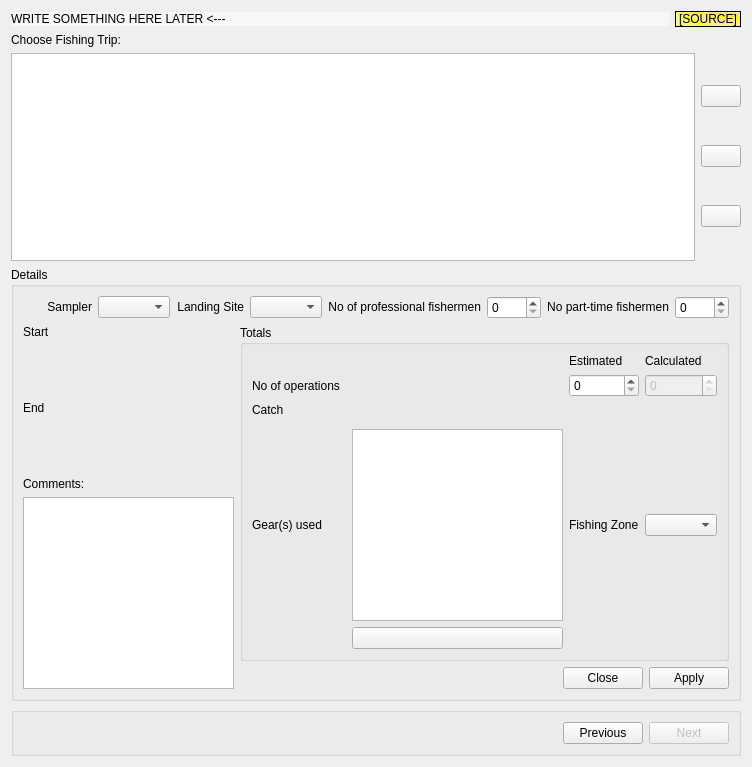
The window that app_new/frmtrip.ui (doublebyte1/app_solution) describes before a commit, drawn with Qt 5.
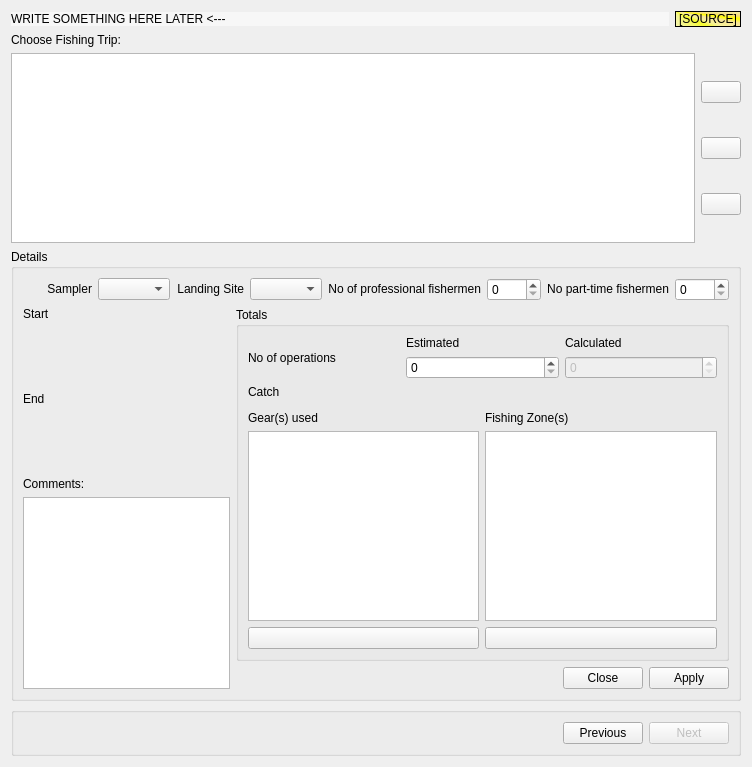
The same window after the commit. Icons and pictures are not drawn. Custom widgets are drawn as their Qt base class.

Commit message: - Added support for selecting multiple fishing zones on a trip

Patch:
```diff
--- a/app_new/frmtrip.ui
+++ b/app_new/frmtrip.ui
@@ -192,8 +192,8 @@
      <property name="title">
       <string>Details</string>
      </property>
-     <layout class="QVBoxLayout" name="verticalLayout_3">
-      <item>
+     <layout class="QGridLayout" name="gridLayout">
+      <item row="0" column="0" colspan="2">
        <layout class="QHBoxLayout" name="horizontalLayout_11">
         <item>
          <widget class="QLabel" name="label_6">
@@ -337,9 +337,7 @@
         </item>
        </layout>
       </item>
-      <item>
-       <layout class="QHBoxLayout" name="horizontalLayout">
-        <item>
+      <item row="1" column="0">
          <layout class="QVBoxLayout" name="verticalLayout">
           <item>
            <widget class="QLabel" name="label_14">
@@ -433,8 +431,8 @@
           </item>
          </layout>
         </item>
-        <item>
-         <layout class="QVBoxLayout" name="verticalLayout_2">
+      <item row="1" column="1">
+       <layout class="QVBoxLayout" name="verticalLayout_9">
           <item>
            <widget class="QGroupBox" name="groupTotals">
             <property name="sizePolicy">
@@ -446,45 +444,53 @@
             <property name="title">
              <string>Totals</string>
             </property>
-            <layout class="QGridLayout" name="gridLayout_2">
-             <item row="0" column="4">
+          <layout class="QVBoxLayout" name="verticalLayout_8">
+           <item>
+            <layout class="QHBoxLayout" name="horizontalLayout_3">
+             <item>
+              <widget class="QLabel" name="label_4">
+               <property name="text">
+                <string>No of operations</string>
+               </property>
+              </widget>
+             </item>
+             <item>
+              <layout class="QVBoxLayout" name="verticalLayout_6">
+               <item>
               <widget class="QLabel" name="label">
                <property name="text">
                 <string>Estimated</string>
                </property>
               </widget>
              </item>
-             <item row="0" column="5">
+               <item>
+                <widget class="QSpinBox" name="spinNOE">
+                 <property name="toolTip">
+                  <string>Number of fishing operations (estimated)</string>
+                 </property>
+                 <property name="statusTip">
+                  <string>Number of fishing operations (estimated)</string>
+                 </property>
+                 <property name="whatsThis">
+                  <string>Number of fishing operations (estimated)</string>
+                 </property>
+                 <property name="maximum">
+                  <number>1000</number>
+                 </property>
+                </widget>
+               </item>
+              </layout>
+             </item>
+             <item>
+              <layout class="QVBoxLayout" name="verticalLayout_7">
+               <item>
               <widget class="QLabel" name="label_3">
                <property name="text">
                 <string>Calculated</string>
                </property>
               </widget>
              </item>
-             <item row="1" column="1">
-              <widget class="QLabel" name="label_4">
-               <property name="text">
-                <string>No of operations</string>
-               </property>
-              </widget>
-             </item>
-             <item row="1" column="4">
-              <widget class="QSpinBox" name="spinNOE">
-               <property name="toolTip">
-                <string>Number of fishing operations (estimated)</string>
-               </property>
-               <property name="statusTip">
-                <string>Number of fishing operations (estimated)</string>
-               </property>
-               <property name="whatsThis">
-                <string>Number of fishing operations (estimated)</string>
-               </property>
-               <property name="maximum">
-                <number>1000</number>
-               </property>
-              </widget>
-             </item>
-             <item row="1" column="5">
+               <item>
               <widget class="QSpinBox" name="spinNOC">
                <property name="enabled">
                 <bool>false</bool>
@@ -503,7 +509,18 @@
                </property>
               </widget>
              </item>
-             <item row="3" column="1" colspan="5">
+              </layout>
+             </item>
+            </layout>
+           </item>
+           <item>
+            <widget class="QLabel" name="label_8">
+             <property name="text">
+              <string>Catch</string>
+             </property>
+            </widget>
+           </item>
+           <item>
               <widget class="CatchInputCtrl" name="catchInputCtrl">
                <property name="sizePolicy">
                 <sizepolicy hsizetype="Preferred" vsizetype="Expanding">
@@ -513,75 +530,55 @@
                </property>
               </widget>
              </item>
-             <item row="4" column="4">
-              <widget class="QLabel" name="label_5">
-               <property name="text">
-                <string>Fishing Zone</string>
-               </property>
-              </widget>
-             </item>
-             <item row="4" column="5">
-              <widget class="QComboBox" name="cmbFishingZone">
-               <property name="toolTip">
-                <string>Select the fishing zone of this fishing trip</string>
-               </property>
-               <property name="statusTip">
-                <string>Select the fishing zone of this fishing trip</string>
-               </property>
-               <property name="whatsThis">
-                <string>Select the fishing zone of this fishing trip</string>
-               </property>
-               <property name="editable">
-                <bool>false</bool>
-               </property>
-              </widget>
-             </item>
-             <item row="4" column="3">
-              <widget class="QListView" name="listGears">
-               <property name="toolTip">
-                <string>Select the gear(s) used during this fishing trip</string>
-               </property>
-               <property name="statusTip">
-                <string>Select the gear(s) used during this fishing trip</string>
-               </property>
-               <property name="whatsThis">
-                <string>Select the gear(s) used during this fishing trip</string>
-               </property>
-               <property name="editTriggers">
-                <set>QAbstractItemView::NoEditTriggers</set>
-               </property>
-               <property name="alternatingRowColors">
-                <bool>false</bool>
-               </property>
-               <property name="selectionMode">
-                <enum>QAbstractItemView::MultiSelection</enum>
-               </property>
-               <property name="selectionBehavior">
-                <enum>QAbstractItemView::SelectRows</enum>
-               </property>
-               <property name="resizeMode">
-                <enum>QListView::Adjust</enum>
-               </property>
-               <property name="wordWrap">
-                <bool>true</bool>
-               </property>
-              </widget>
-             </item>
-             <item row="4" column="1">
+           <item>
+            <layout class="QHBoxLayout" name="horizontalLayout">
+             <item>
+              <layout class="QVBoxLayout" name="verticalLayout_2">
+               <item>
               <widget class="QLabel" name="label_7">
                <property name="text">
                 <string>Gear(s) used</string>
                </property>
-              </widget>
-             </item>
-             <item row="2" column="1">
-              <widget class="QLabel" name="label_8">
-               <property name="text">
-                <string>Catch</string>
-               </property>
-              </widget>
-             </item>
-             <item row="5" column="3">
+                 <property name="buddy">
+                  <cstring>listGears</cstring>
+                 </property>
+                </widget>
+               </item>
+               <item>
+                <widget class="QListView" name="listGears">
+                 <property name="toolTip">
+                  <string>Select the gear(s) used during this fishing trip</string>
+                 </property>
+                 <property name="statusTip">
+                  <string>Select the gear(s) used during this fishing trip</string>
+                 </property>
+                 <property name="whatsThis">
+                  <string>Select the gear(s) used during this fishing trip</string>
+                 </property>
+                 <property name="editTriggers">
+                  <set>QAbstractItemView::NoEditTriggers</set>
+                 </property>
+                 <property name="alternatingRowColors">
+                  <bool>false</bool>
+                 </property>
+                 <property name="selectionMode">
+                  <enum>QAbstractItemView::MultiSelection</enum>
+                 </property>
+                 <property name="selectionBehavior">
+                  <enum>QAbstractItemView::SelectRows</enum>
+                 </property>
+                 <property name="isWrapping" stdset="0">
+                  <bool>false</bool>
+                 </property>
+                 <property name="resizeMode">
+                  <enum>QListView::Adjust</enum>
+                 </property>
+                 <property name="wordWrap">
+                  <bool>true</bool>
+                 </property>
+                </widget>
+               </item>
+               <item>
               <widget class="QPushButton" name="pushClear">
                <property name="toolTip">
                 <string>Clear selection</string>
@@ -608,6 +605,87 @@
               </widget>
              </item>
             </layout>
+             </item>
+             <item>
+              <layout class="QVBoxLayout" name="verticalLayout_3">
+               <item>
+                <widget class="QLabel" name="label_5">
+                 <property name="text">
+                  <string>Fishing Zone(s)</string>
+                 </property>
+                 <property name="buddy">
+                  <cstring>listZones</cstring>
+                 </property>
+                </widget>
+               </item>
+               <item>
+                <widget class="QListView" name="listZones">
+                 <property name="toolTip">
+                  <string>Select the gear(s) used during this fishing trip</string>
+                 </property>
+                 <property name="statusTip">
+                  <string>Select the gear(s) used during this fishing trip</string>
+                 </property>
+                 <property name="whatsThis">
+                  <string>Select the gear(s) used during this fishing trip</string>
+                 </property>
+                 <property name="editTriggers">
+                  <set>QAbstractItemView::NoEditTriggers</set>
+                 </property>
+                 <property name="showDropIndicator" stdset="0">
+                  <bool>false</bool>
+                 </property>
+                 <property name="alternatingRowColors">
+                  <bool>false</bool>
+                 </property>
+                 <property name="selectionMode">
+                  <enum>QAbstractItemView::MultiSelection</enum>
+                 </property>
+                 <property name="selectionBehavior">
+                  <enum>QAbstractItemView::SelectRows</enum>
+                 </property>
+                 <property name="isWrapping" stdset="0">
+                  <bool>false</bool>
+                 </property>
+                 <property name="resizeMode">
+                  <enum>QListView::Adjust</enum>
+                 </property>
+                 <property name="wordWrap">
+                  <bool>true</bool>
+                 </property>
+                </widget>
+               </item>
+               <item>
+                <widget class="QPushButton" name="pushClear2">
+                 <property name="toolTip">
+                  <string>Clear selection</string>
+                 </property>
+                 <property name="statusTip">
+                  <string>Clear selection</string>
+                 </property>
+                 <property name="whatsThis">
+                  <string>Clears selection</string>
+                 </property>
+                 <property name="text">
+                  <string/>
+                 </property>
+                 <property name="icon">
+                  <iconset resource="app_new.qrc">
+                   <normaloff>:/app_new/locationbar_erase.png</normaloff>:/app_new/locationbar_erase.png</iconset>
+                 </property>
+                 <property name="iconSize">
+                  <size>
+                   <width>32</width>
+                   <height>16</height>
+                  </size>
+                 </property>
+                </widget>
+               </item>
+              </layout>
+             </item>
+            </layout>
+           </item>
+          </layout>
            </widget>
           </item>
           <item>
@@ -624,8 +702,6 @@
          </layout>
         </item>
        </layout>
-      </item>
-     </layout>
     </widget>
    </item>
    <item>
```
Left out of the diff: 25 changed lines with no effect on the pictures. Lines whose indentation alone changed are shown as unchanged. The commit also changes 17 other files.
